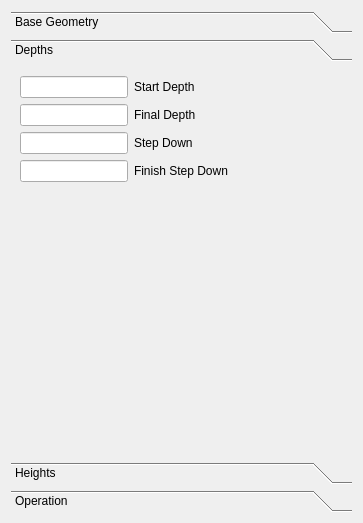
southseact-3d/fcd, file src/Mod/CAM/Gui/Resources/panels/SurfaceEdit.ui: the form before one commit.
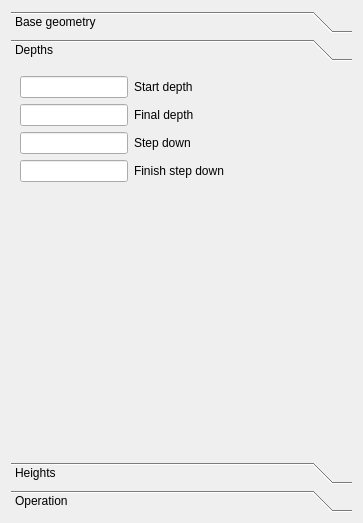
The form after the commit. The open tabs and pages were chosen to show the change. Icons and pictures are not drawn. Custom widgets are drawn as their Qt base class.

Patch:
```diff
--- a/src/Mod/CAM/Gui/Resources/panels/SurfaceEdit.ui
+++ b/src/Mod/CAM/Gui/Resources/panels/SurfaceEdit.ui
@@ -42,7 +42,7 @@
         <normaloff>:/icons/CAM_BaseGeometry.svg</normaloff>:/icons/CAM_BaseGeometry.svg</iconset>
       </attribute>
       <attribute name="label">
-       <string>Base Geometry</string>
+       <string>Base geometry</string>
       </attribute>
       <layout class="QGridLayout" name="gridLayout_2">
        <item row="0" column="0" colspan="3">
@@ -133,7 +133,7 @@
        <item row="0" column="1">
         <widget class="QLabel" name="label_3">
          <property name="text">
-          <string>Start Depth</string>
+          <string>Start depth</string>
          </property>
         </widget>
        </item>
@@ -147,7 +147,7 @@
        <item row="1" column="1">
         <widget class="QLabel" name="label_4">
          <property name="text">
-          <string>Final Depth</string>
+          <string>Final depth</string>
          </property>
         </widget>
        </item>
@@ -161,7 +161,7 @@
        <item row="2" column="1">
         <widget class="QLabel" name="label_2">
          <property name="text">
-          <string>Step Down</string>
+          <string>Step down</string>
          </property>
         </widget>
        </item>
@@ -175,7 +175,7 @@
        <item row="3" column="1">
         <widget class="QLabel" name="label_13">
          <property name="text">
-          <string>Finish Step Down</string>
+          <string>Finish step down</string>
          </property>
         </widget>
        </item>
```
Left out of the diff: 22 changed lines with no effect on the pictures.
